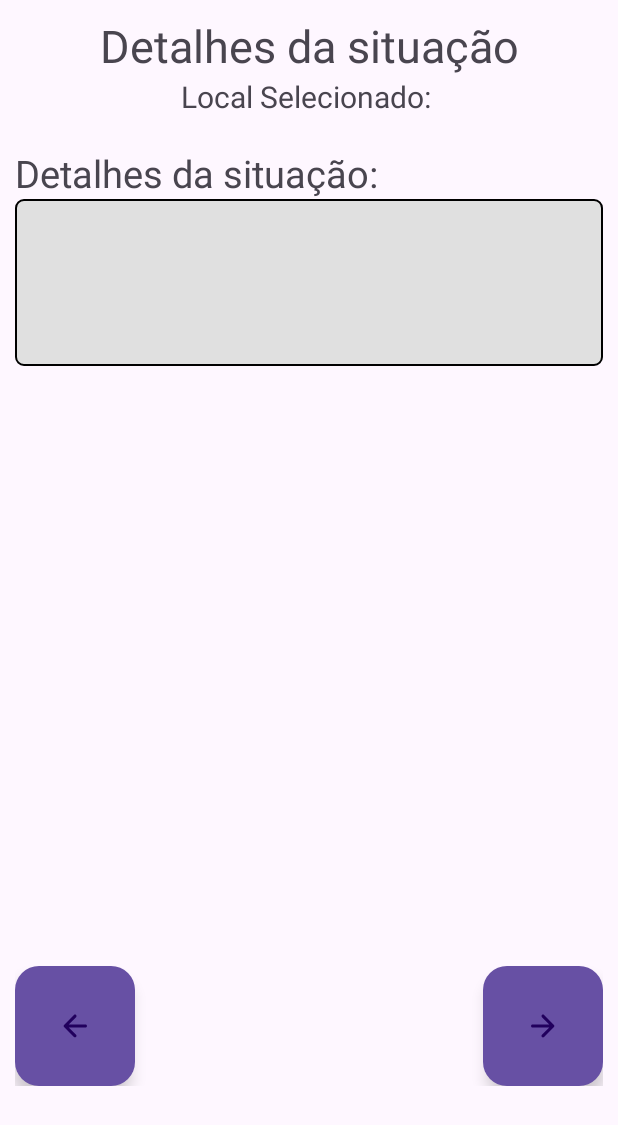
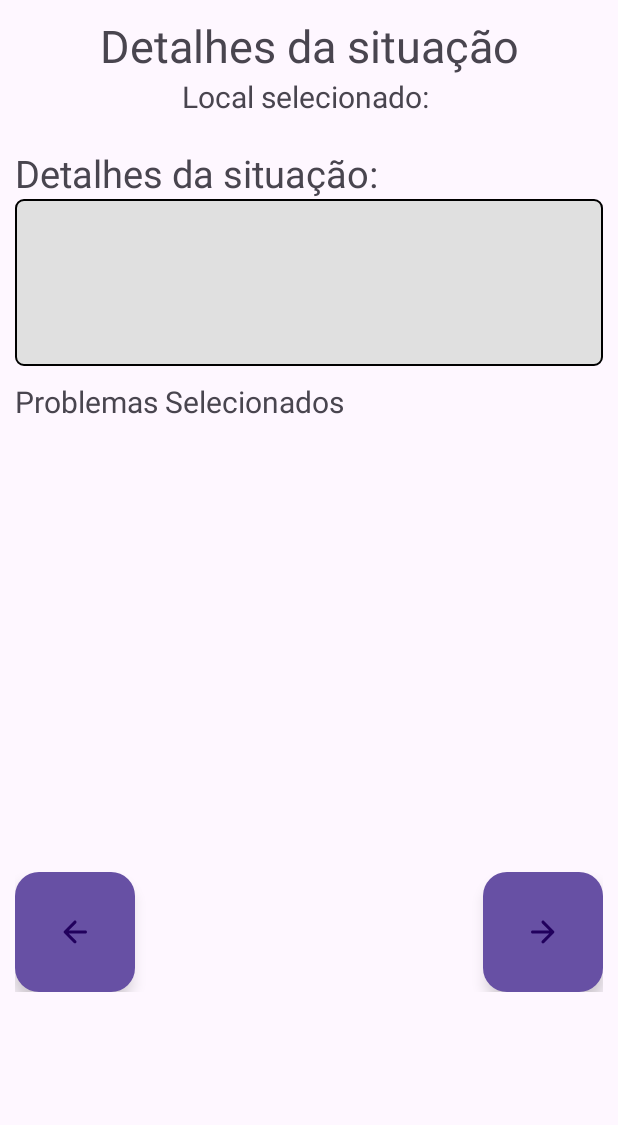
Before and after one commit to olucasfracaro/Infralerta, an Android app: the Tela_Problemas screen opened directly, with no data from a screen before it, after a tap on an icon or button, on a phone screen of 412 x 824 dp. Shown: the top 1125 px of the screen. Run offline under Robolectric (Android 15) with nearby library versions, the phone set to English and light mode, and no system bars.

Commit message:
Adição da funcionalidade de passar informações inseridas para outra tela, juntamente com mudanças na interface da tela de problemas.

```diff
--- a/app/src/main/java/com/example/infralerta/Tela_Detalhes.java
+++ b/app/src/main/java/com/example/infralerta/Tela_Detalhes.java
@@ -2,6 +2,8 @@ package com.example.infralerta;
 
 import android.content.Intent;
 import android.os.Bundle;
+import android.widget.LinearLayout;
+import android.widget.TextView;
 
 import androidx.activity.EdgeToEdge;
 import androidx.appcompat.app.AppCompatActivity;
@@ -11,8 +13,14 @@ import androidx.core.view.WindowInsetsCompat;
 
 import com.google.android.material.floatingactionbutton.FloatingActionButton;
 
+import java.util.ArrayList;
+
 public class Tela_Detalhes extends AppCompatActivity {
     FloatingActionButton btVoltarDetalhe, btEnviar;
+    TextView txtlocalselecionado;
+    String localselecionado;
+    LinearLayout layoutproblemas;
+
 
 
     @Override
@@ -27,10 +35,34 @@ public class Tela_Detalhes extends AppCompatActivity {
         });
         btVoltarDetalhe = findViewById(R.id.btvoltarsituacao);
         btEnviar = findViewById(R.id.btEnvio);
+        txtlocalselecionado = findViewById(R.id.txtlocalselecionado);
+        txtlocalselecionado.setText(localselecionado);
+        layoutproblemas = findViewById(R.id.layoutproblemas);
+
+        Intent detalhes = getIntent();
+        localselecionado = getIntent().getExtras().getString("a");
+        if (localselecionado != null) {
+            txtlocalselecionado.setText(localselecionado);
+        }
+        ArrayList<String> problemas = detalhes.getStringArrayListExtra("problemasSelecionados");
+
+        if (problemas != null && !problemas.isEmpty()) {
+            for (String problema : problemas){
+                TextView textview = new TextView(this);
+                textview.setText(problema);
+                textview.setTextSize(16);
+                layoutproblemas.addView(textview);
+            }
+        }
+
+
 
         btVoltarDetalhe.setOnClickListener(v -> {
             Intent Mapa = new Intent(Tela_Detalhes.this, Tela_Mapas.class);
+            startActivity(Mapa);
+            finish();
         });
+
 
     }
 }
--- a/app/src/main/java/com/example/infralerta/Tela_Problemas.java
+++ b/app/src/main/java/com/example/infralerta/Tela_Problemas.java
@@ -2,6 +2,7 @@ package com.example.infralerta;
 
 import android.content.Intent;
 import android.os.Bundle;
+import android.widget.CheckBox;
 import android.widget.RadioButton;
 import android.widget.RadioGroup;
 import android.widget.TextView;
@@ -14,11 +15,12 @@ import androidx.core.view.WindowInsetsCompat;
 
 import com.google.android.material.floatingactionbutton.FloatingActionButton;
 
+import java.util.ArrayList;
+
 public class Tela_Problemas extends AppCompatActivity {
     FloatingActionButton btproximoinfra;
     TextView txtLocal;
-    RadioGroup radiogProblemas;
-    RadioButton btasfalto, btvazamento, btfaltaposte, btfaltageral, btcalcada, btarvoreanormal, btausenciaasfalto, btproblemasemaforo, btindicacao;
+    CheckBox btasfalto, btvazamento, btfaltaposte, btfaltageral, btcalcada, btarvoreanormal, btausenciaasfalto, btproblemasemaforo, btindicacao;
     @Override
     protected void onCreate(Bundle savedInstanceState) {
         super.onCreate(savedInstanceState);
@@ -43,9 +45,32 @@ public class Tela_Problemas extends AppCompatActivity {
 
 
         btproximoinfra.setOnClickListener(view -> {
+            ArrayList<String> problemasSelecionados = new ArrayList<>();
+            if (btasfalto.isChecked()) problemasSelecionados.add("* Asfalto Danificado");
+            if (btvazamento.isChecked()) problemasSelecionados.add("* Vazamento de Esgoto");
+            if (btfaltaposte.isChecked()) problemasSelecionados.add("* Falta de Energia (Poste)");
+            if (btfaltageral.isChecked()) problemasSelecionados.add("* Falta de Energia (Geral)");
+            if (btcalcada.isChecked()) problemasSelecionados.add("* Calçada Danificada");
+            if (btarvoreanormal.isChecked()) problemasSelecionados.add("* Árvore de Tamanho Anormal");
+            if (btausenciaasfalto.isChecked()) problemasSelecionados.add("* Ausência de Asfalto");
+            if (btproblemasemaforo.isChecked()) problemasSelecionados.add("* Problema de Semáforo");
+            if (btindicacao.isChecked()) problemasSelecionados.add("* Falta de Indicação na Rua");
+
+
             Intent detalhes = new Intent(Tela_Problemas.this, Tela_Detalhes.class);
+            detalhes.putStringArrayListExtra("problemasSelecionados", problemasSelecionados);
+            detalhes.putExtra("a", txtLocal.getText().toString());
             startActivity(detalhes);
         });
 
+        txtLocal = findViewById(R.id.txtLocal);
+
+        Intent intent = getIntent();
+        String localRecebido = intent.getStringExtra("a");
+
+        if (localRecebido != null) {
+            txtLocal.setText(localRecebido);
+        }
+
     }
 }
--- a/app/src/main/res/layout/activity_tela_detalhes.xml
+++ b/app/src/main/res/layout/activity_tela_detalhes.xml
@@ -21,7 +21,8 @@
         android:layout_height="wrap_content"
         android:text="Local Selecionado: "
         android:textAlignment="center"
-        android:textSize="20sp">
+        android:textSize="20sp"
+        android:id="@+id/txtlocalselecionado">
     </TextView>
     <TextView
         android:layout_width="match_parent"
@@ -48,16 +49,30 @@
     <LinearLayout
         android:layout_width="match_parent"
         android:layout_height="wrap_content"
-        android:orientation="horizontal">
+        android:orientation="vertical"
+        android:id="@+id/layoutproblemas">
+
+        <TextView
+            android:layout_width="wrap_content"
+            android:layout_height="wrap_content"
+            android:text="Problemas Selecionados"
+            android:textSize="20dp"
+            android:layout_marginTop="10dp"/>
+    </LinearLayout>
+
+<LinearLayout
+    android:layout_height="wrap_content"
+    android:layout_width="wrap_content">
     <com.google.android.material.floatingactionbutton.FloatingActionButton
         android:layout_width="80dp"
         android:layout_height="80dp"
         app:fabCustomSize="80dp"
         android:src="@drawable/round_arrow_back_24"
-        android:layout_marginTop="400dp"
+        android:layout_marginTop="300dp"
         android:backgroundTint="@color/purpura"
         android:id="@+id/btvoltarsituacao">
     </com.google.android.material.floatingactionbutton.FloatingActionButton>
+
         <View
             android:layout_width="0dp"
             android:layout_height="0dp"
@@ -69,8 +84,8 @@
         android:src="@drawable/round_arrow_forward_24"
         android:backgroundTint="@color/purpura"
         android:id="@+id/btEnvio"
-        android:layout_marginTop="400dp">
+        android:layout_marginTop="300dp">
     </com.google.android.material.floatingactionbutton.FloatingActionButton>
-    </LinearLayout>
+</LinearLayout>
 
 </LinearLayout>
```
Also changed, not shown: app/src/main/res/layout/activity_tela_problemas.xml (+18 -18 lines).
